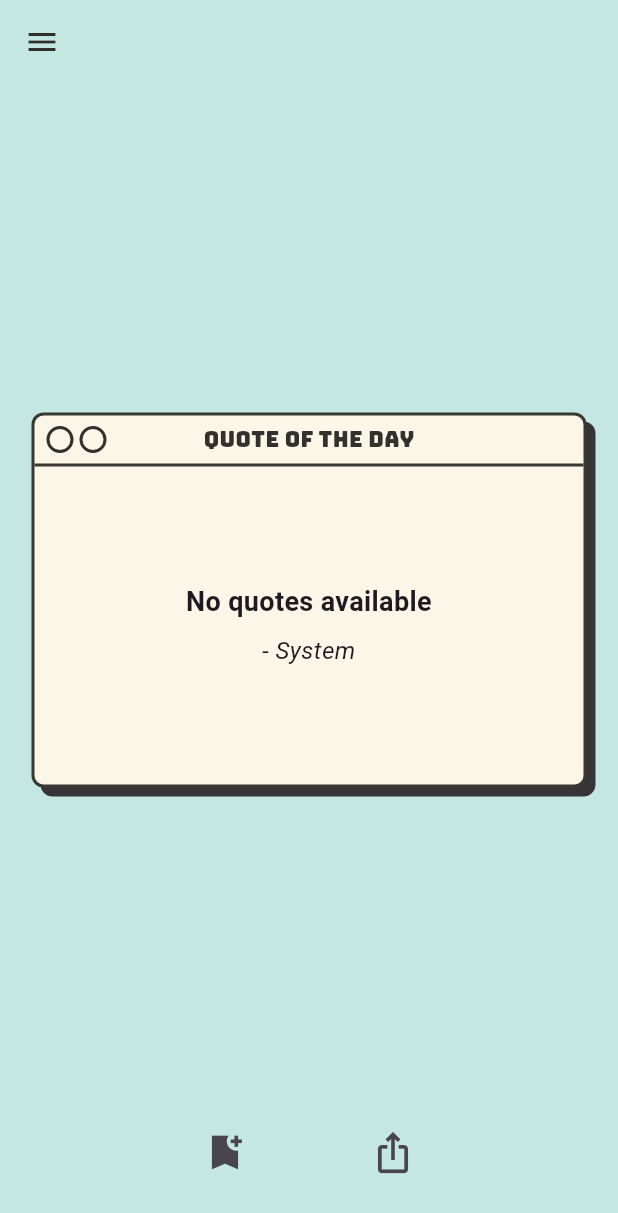
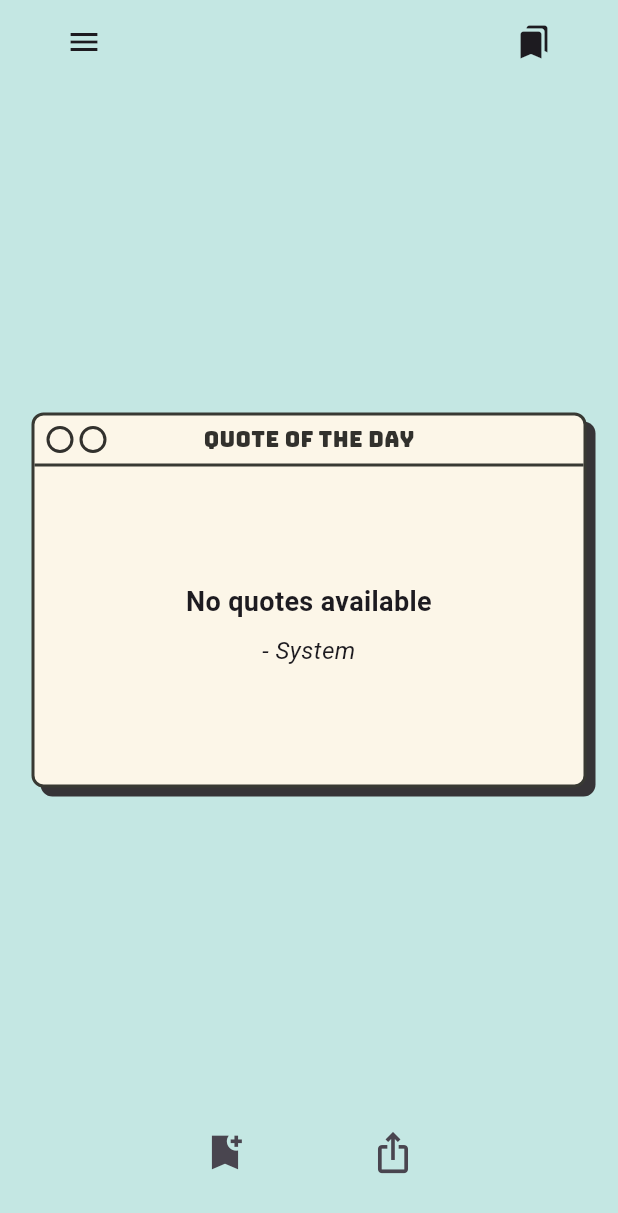
Before and after one commit to TrojanGoose/firebaseDemo, a Flutter app: the screen it shows after launch, on a phone screen of 412 x 824 dp. Shown: the top 1213 px of the screen. Run offline on Flutter 3.47's test engine with Material 3 defaults, Android fonts, the phone set to English and light mode, and no system bars; our stand-ins replace cloud_firestore, firebase_core, google_fonts, hive, hive_flutter, shared_preferences; accounts and stored records are empty.

Commit message:
saved quotes working, navigation icons working.

```diff
--- a/lib/redesign.dart
+++ b/lib/redesign.dart
@@ -1,3 +1,4 @@
+import 'package:carousel_test/bookmark.dart';
 import 'package:carousel_test/models/BookmarkQuote.dart';
 import 'package:flutter/material.dart';
 import 'package:google_fonts/google_fonts.dart';
@@ -54,12 +55,30 @@ class _RedesignState extends State<Redesign> {
       backgroundColor: Color(0xffc4e7e3),
       appBar: AppBar(
         backgroundColor: Color(0xffc4e7e3),
-        elevation: 0,
-        leading: Icon(
-          Icons.menu,
-          color: Color(0xff302f2a),
-        ),
-      ),
+  title: Padding(
+    padding: EdgeInsets.symmetric(horizontal: 16),
+    child: Row(
+      mainAxisAlignment: MainAxisAlignment.spaceBetween,
+      children: [
+        IconButton(
+    icon: Icon(Icons.menu),
+    onPressed: () {},
+  ),
+  IconButton(
+    icon: Icon(Icons.bookmarks_rounded),
+    onPressed: () {
+      Navigator.of(context).pushReplacement(
+        MaterialPageRoute(builder: (context) => const BookmarksPage()),
+      );
+    },
+  ),
+        //Icon(Icons.menu, color: Color(0xff302f2a),),
+        //Icon(Icons.bookmarks_rounded, color: Color(0xff302f2a),),
+      ],
+    ),
+  ),
+  automaticallyImplyLeading: false,
+),
       body: Column(
         children: [
           Expanded(
```
Also changed, not shown: lib/bookmark.dart (+106 -9 lines).
